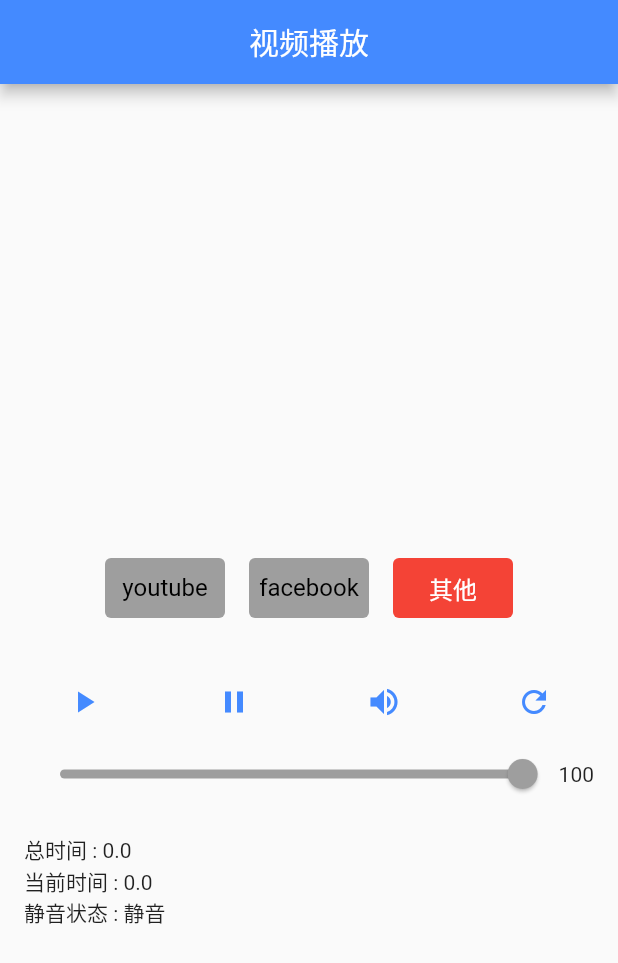
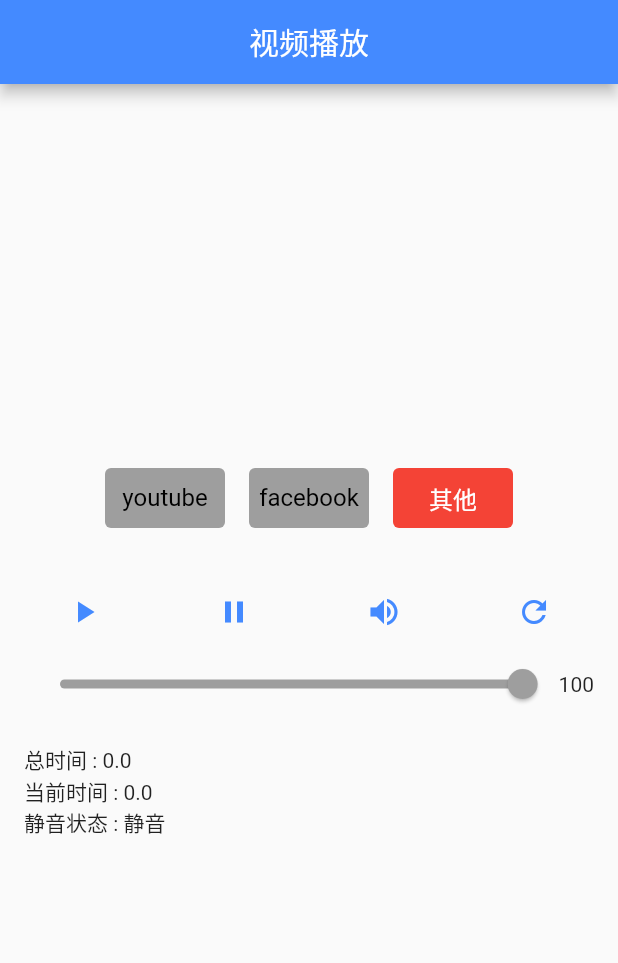
Before and after one commit to hello-coder-xu/tw591_video_play, a Flutter app: the screen it shows after launch, after a tap on "youtube", after a tap on "facebook", after a tap on "其他", on a phone screen of 412 x 824 dp. Shown: the top 963 px of the screen. Run offline on Flutter 3.47's test engine with Material 2 defaults, Android fonts, the phone set to English and light mode, and no system bars; our stand-ins replace webview_flutter.

Commit message:
调整代码

```diff
--- a/example/lib/play_demo.dart
+++ b/example/lib/play_demo.dart
@@ -82,7 +82,7 @@ class _PlayDemoPageState extends State<PlayDemoPage> {
   Widget playView() {
     String initUrl = '';
     if (selectType == 0) {
-      initUrl = 'https://www.youtube.com/watch?v=FrriWkcyQbI';
+      initUrl = 'https://www.youtube.com/watch?v=pmT_DvNzCQI';
     } else if (selectType == 1) {
       initUrl = 'https://fb.watch/kD5Ij9HS2T/';
     } else {
@@ -90,12 +90,13 @@ class _PlayDemoPageState extends State<PlayDemoPage> {
     }
     return SizedBox(
       width: 411,
-      height: 300,
+      height: 240,
       child: Tw591VideoPlayView(
         playController: controller,
         initUrl: initUrl,
         mute: mute,
         loop: true,
+        autoPlay: true,
       ),
     );
   }
--- a/lib/tw591_video_play_view.dart
+++ b/lib/tw591_video_play_view.dart
@@ -33,6 +33,7 @@ class Tw591VideoPlayView extends StatelessWidget {
           initUrl: initUrl,
           mute: mute,
           loop: loop,
+          autoPlay: autoPlay,
           playController: playController,
         );
       case VideoPlayType.facebook:
@@ -40,6 +41,7 @@ class Tw591VideoPlayView extends StatelessWidget {
           initUrl: initUrl,
           mute: mute,
           loop: loop,
+          autoPlay: autoPlay,
           playController: playController,
         );
       case VideoPlayType.other:
--- a/lib/widget/tw591_facebook_play_view.dart
+++ b/lib/widget/tw591_facebook_play_view.dart
@@ -34,13 +34,14 @@ class _Tw591FacebookPlayViewState extends State<Tw591FacebookPlayView> {
       'packages/tw591_video_play/assets/facebook.html',
     );
     playerHtml = playerHtml.replaceAll('{initUrl}', widget.initUrl);
+    playerHtml = playerHtml.replaceAll('{autoplay}', '${widget.autoPlay}');
     return playerHtml;
   }
 
   @override
   Widget build(BuildContext context) {
     return IgnorePointer(
-      ignoring: false,
+      ignoring: true,
       child: WebView(
         javascriptMode: JavascriptMode.unrestricted,
         allowsInlineMediaPlayback: true,
```
Also changed, not shown: 1 other file.
